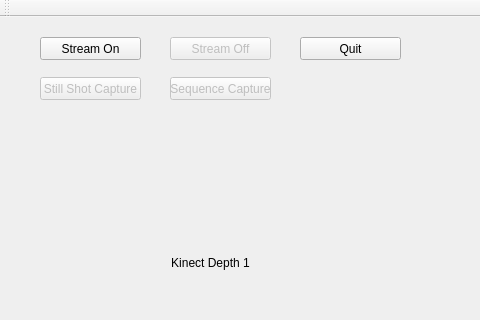
Before: the Qt Designer form mainwindow.ui in JustWon/SequenceCaptureV2_Server, drawn with Qt 5; both pictures show x 0 to 480 and y 0 to 320 of the 1222 by 665 pixel window.
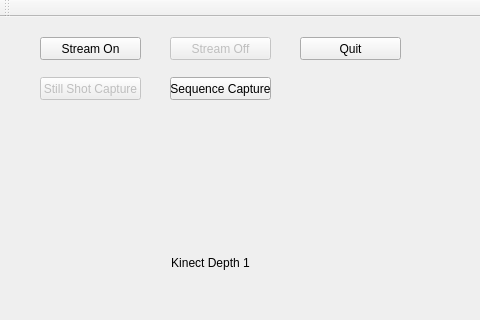
After: the same form once the commit is applied.

Diff of the .ui file:
```diff
--- a/mainwindow.ui
+++ b/mainwindow.ui
@@ -32,7 +32,7 @@
    </widget>
    <widget class="QPushButton" name="pushButton_SequenceCapture">
     <property name="enabled">
-     <bool>false</bool>
+     <bool>true</bool>
     </property>
     <property name="geometry">
      <rect>
```
